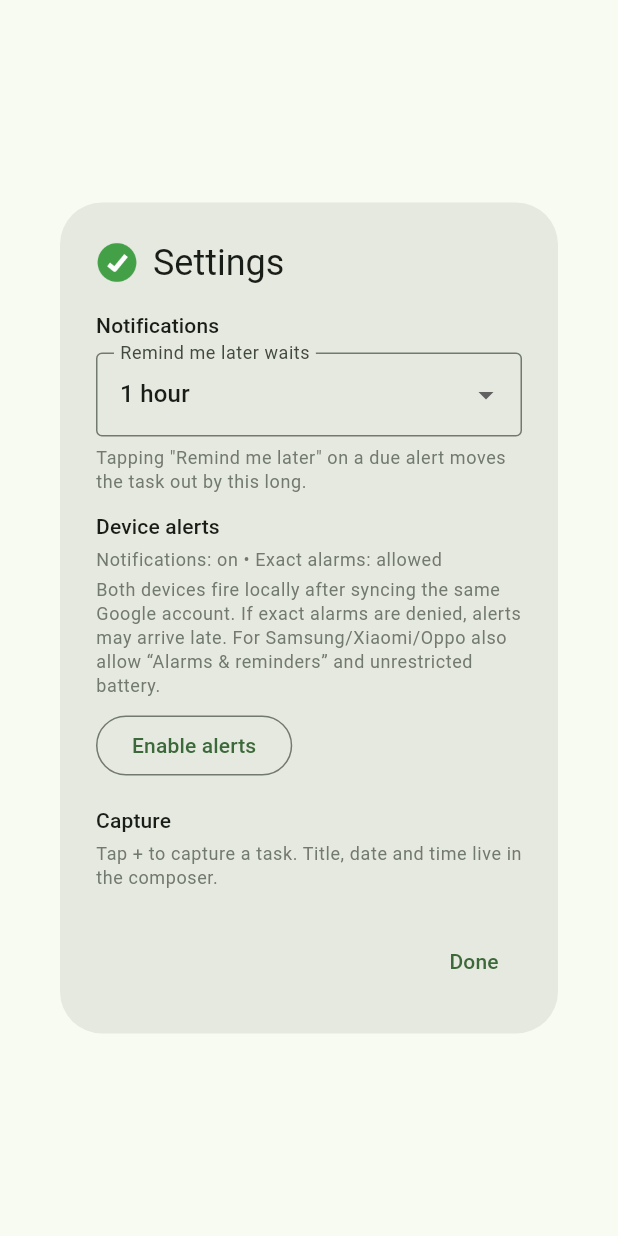
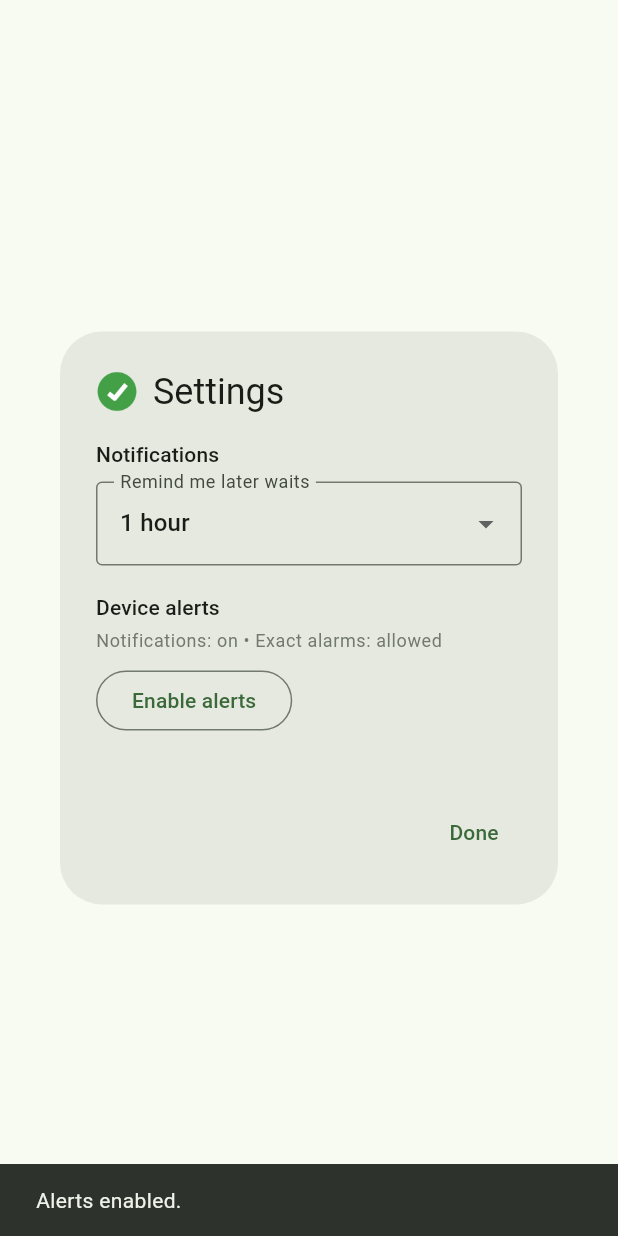
Before and after one commit to hariprasad2512/clarity_flutter, a Flutter app: the SettingsView widget shown alone on an empty page, opened directly, after a tap on "Enable alerts", on a phone screen of 412 x 824 dp. Run offline on Flutter 3.47's test engine with Material 3 defaults, Android fonts, the phone set to English and light mode, and no system bars; our stand-ins replace flutter_local_notifications, flutter_riverpod, flutter_timezone, google_sign_in, hive_ce, hive_ce_flutter and 3 more; missing offline and left inert: desktop_multi_window, home_widget, hotkey_manager, launch_at_startup, tray_manager, window_manager and 1 more; accounts and stored records are empty.

Commit message:
feat: trim Settings, fix Enable alerts, bump v1.0.1+2
Settings keeps snooze + compact alert status + working Enable alerts (request + exact-alarm settings + SnackBar). Drops OEM/multi-device/Capture paragraphs. NotificationService.requestPermission returns status, adds openExactAlarmSettings. Version 1.0.1+2 for Play internal testing.

```diff
--- a/lib/notifications/notification_service.dart
+++ b/lib/notifications/notification_service.dart
@@ -157,8 +157,12 @@ class NotificationService {
     }
   }
 
-  Future<void> requestPermission() async {
-    if (!_ready) return;
+  /// Requests notification + exact-alarm permission, then refreshes status.
+  /// Returns true when notifications are enabled afterwards. Never throws:
+  /// unready plugin or denied permissions yield false so the Settings UI can
+  /// show a SnackBar / open system settings instead of appearing dead.
+  Future<bool> requestPermission() async {
+    if (!_ready) return false;
     try {
       final android =
           _plugin.resolvePlatformSpecificImplementation<
@@ -173,6 +177,22 @@ class NotificationService {
           .resolvePlatformSpecificImplementation<
               MacOSFlutterLocalNotificationsPlugin>()
           ?.requestPermissions(alert: true, badge: true, sound: true);
+    } catch (_) {
+      // Best-effort.
+    }
+    await refreshPermissionStatus();
+    return _notificationsEnabled ?? false;
+  }
+
+  /// Re-opens the system "Alarms & reminders" screen when exact alarms are
+  /// still denied after [requestPermission]. No-op when unready.
+  Future<void> openExactAlarmSettings() async {
+    if (!_ready) return;
+    try {
+      await _plugin
+          .resolvePlatformSpecificImplementation<
+              AndroidFlutterLocalNotificationsPlugin>()
+          ?.requestExactAlarmsPermission();
     } catch (_) {
       // Best-effort.
     }
--- a/lib/ui/settings_view.dart
+++ b/lib/ui/settings_view.dart
@@ -6,7 +6,6 @@ import 'package:flutter_riverpod/flutter_riverpod.dart';
 
 import '../core/app_store.dart';
 import '../desktop/desktop.dart';
-import '../desktop/hotkey_service.dart';
 import 'clarity_logo.dart';
 
 /// Native Settings window equivalent (⌘,). Home of the "Remind me later"
@@ -57,27 +56,11 @@ class SettingsView extends ConsumerWidget {
               },
             ),
             const SizedBox(height: 6),
-            Text(
-              'Tapping "Remind me later" on a due alert moves the task out by this long.',
-              style: Theme.of(context).textTheme.bodySmall?.copyWith(
-                    color: Theme.of(context).colorScheme.outline,
-                  ),
-            ),
             if (!kIsWeb && Platform.isAndroid) ...[
               const SizedBox(height: 12),
               const _AndroidNotificationStatus(),
             ],
             const SizedBox(height: 16),
-            Text('Capture', style: Theme.of(context).textTheme.titleSmall),
-            const SizedBox(height: 4),
-            Text(
-              isDesktopApp
-                  ? 'Press ${HotkeyService.label.replaceFirst('Quick Add  ', '')} anywhere to capture, or use the Quick Add button and the menu-bar icon.'
-                  : 'Tap + to capture a task. Title, date and time live in the composer.',
-              style: Theme.of(context).textTheme.bodySmall?.copyWith(
-                    color: Theme.of(context).colorScheme.outline,
-                  ),
-            ),
             if (isDesktopApp) ...[
               const SizedBox(height: 16),
               Text('System',
@@ -145,9 +128,34 @@ class _AndroidNotificationStatusState
   }
 
   Future<void> _request() async {
+    final messenger = ScaffoldMessenger.of(context);
     setState(() => _refreshing = true);
     try {
-      await ref.read(notificationServiceProvider).requestPermission();
+      final svc = ref.read(notificationServiceProvider);
+      final granted = await svc.requestPermission();
+      if (!mounted) return;
+      if (!granted) {
+        messenger.showSnackBar(
+          const SnackBar(
+              content: Text('Notifications still off — allow them in system settings.')),
+        );
+        return;
+      }
+      if (!svc.canScheduleExact) {
+        await svc.openExactAlarmSettings();
+        if (!mounted) return;
+        await svc.refreshPermissionStatus();
+        messenger.showSnackBar(
+          SnackBar(
+              content: Text(svc.canScheduleExact
+                  ? 'Alerts enabled.'
+                  : 'Alerts on, exact timing denied — opened system settings.')),
+        );
+        return;
+      }
+      messenger.showSnackBar(
+        const SnackBar(content: Text('Alerts enabled.')),
+      );
     } finally {
       if (mounted) setState(() => _refreshing = false);
     }
@@ -167,14 +175,7 @@ class _AndroidNotificationStatusState
         const SizedBox(height: 4),
         Text(
           'Notifications: ${enabled == null ? 'unknown' : enabled ? 'on' : 'off'} • '
-          'Exact alarms: ${canExact ? 'allowed' : 'denied (inexact fallback)'}',
-          style: small,
-        ),
-        const SizedBox(height: 4),
-        Text(
-          'Both devices fire locally after syncing the same Google account. '
-          'If exact alarms are denied, alerts may arrive late. '
-          'For Samsung/Xiaomi/Oppo also allow “Alarms & reminders” and unrestricted battery.',
+          'Exact alarms: ${canExact ? 'allowed' : 'denied'}',
           style: small,
         ),
         const SizedBox(height: 8),
--- a/pubspec.yaml
+++ b/pubspec.yaml
@@ -16,7 +16,7 @@ publish_to: 'none' # Remove this line if you wish to publish to pub.dev
 # https://developer.apple.com/library/archive/documentation/General/Reference/InfoPlistKeyReference/Articles/CoreFoundationKeys.html
 # In Windows, build-name is used as the major, minor, and patch parts
 # of the product and file versions while build-number is used as the build suffix.
-version: 1.0.0+1
+version: 1.0.1+2
 
 environment:
   sdk: ^3.13.3
```
